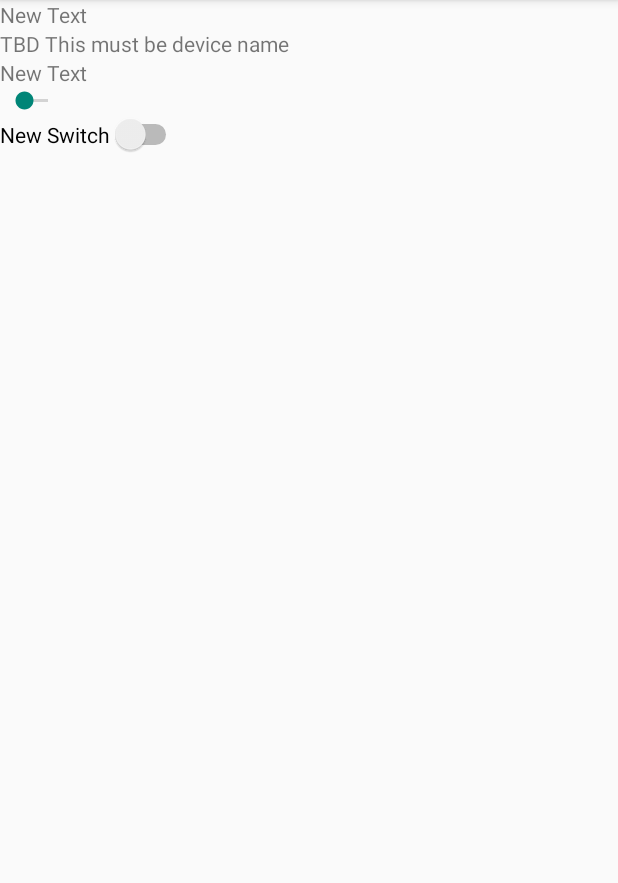
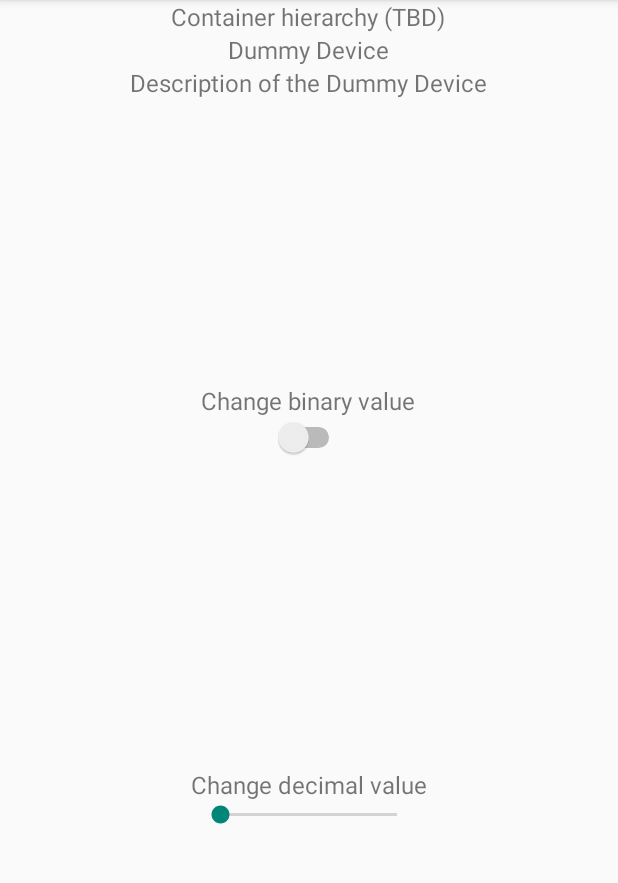
Before and after one commit to akeskimo/ohapclient, an Android app: the screen it shows after launch (DeviceActivity), on a phone screen of 412 x 824 dp, the part 84-967 px from its top. Run offline under Robolectric (Android 15) with nearby library versions, the phone set to English and light mode, and no system bars.

Commit message:
v1.0 - Initial Version
Summary:
Implemented MainActivity with initial layout, OHAP server with 1 dummy device, text/bar/switch widgets and implemented listener for changing the binary value in the dummy device

Status:
Doings1 (almost finished)

```diff
--- a/OHAPClient13/app/src/main/java/com/opimobi/ohap/CentralUnitConnection.java
+++ b/OHAPClient13/app/src/main/java/com/opimobi/ohap/CentralUnitConnection.java
@@ -1,10 +1,25 @@
 package com.opimobi.ohap;
 
 /**
- * Created by Aapo Keskimolo on 29.3.2016.
+ * Implementation of central unit connection in an OHAP application.
+ *
+ * The central unit (superclass) has an URL that is used when connecting to the OHAP server.
+ *
+ * All items will register themselves automatically to the central unit they belong to. The
+ * central unit provides {@link #getItemById(long)} method to retrieve an item from any
+ * level of the container hierarchy by specifying the identifier of the item.
+ *
+ * Change history:
+ * v1.0     Aapo Keskimolo      Initial version, implemented superclass abstract methods
+ *
+ * @see com.opimobi.ohap.CentralUnit
+ *
+ * @author Aapo Keskimolo &lt;aapokesk@gmail.com>
+ * @version 1.0
  */
 
 
+import android.util.Log;
 import java.net.URL;
 
 
@@ -14,22 +29,28 @@ public class CentralUnitConnection extends CentralUnit {
         super(newUrl);
     }
 
-
     @Override
     protected void listeningStateChanged(Container container, boolean listening) {
-        if (listening)
+
+        if (listening) {
             container.startListening();
-        else
+            System.out.println("OHAP Server is listening to connections.");
+        }
+        else {
             container.stopListening();
+            System.out.println("OHAP Server stopped listening to connections.");
+        }
     }
 
     @Override
     protected void changeBinaryValue(Device device, boolean value) {
         device.changeBinaryValue(value);
+        Log.i("DEBUG", "Binary value changed: " + value);
     }
 
     @Override
     protected void changeDecimalValue(Device device, double value) {
         device.changeDecimalValue(value);
+        Log.i("DEBUG", "Decimal value changed: " + value);
     }
 }
--- a/OHAPClient13/app/src/main/java/fi/oulu/tol/esde_2016_013/ohapclient13/DeviceActivity.java
+++ b/OHAPClient13/app/src/main/java/fi/oulu/tol/esde_2016_013/ohapclient13/DeviceActivity.java
@@ -1,41 +1,105 @@
 package fi.oulu.tol.esde_2016_013.ohapclient13;
+
+/**
+ * Device activity for an OHAP application.
+ *
+ * Change history:
+ * v1.0     Aapo Keskimolo      Initial version with layout, OHAP server, 1 dummy device, widgets and listeners
+ *
+ * @author Aapo Keskimolo &lt;aapokesk@gmail.com>
+ * @version 1.0
+ */
+
+import com.opimobi.ohap.*;
 
 import android.support.v7.app.ActionBarActivity;
 import android.os.Bundle;
 import android.view.Menu;
 import android.view.MenuItem;
-
-import com.opimobi.ohap.*;
-
-import java.net.MalformedURLException;
-import java.net.URL;
+import android.widget.CompoundButton;
 import android.widget.Switch;
 import android.widget.SeekBar;
 import android.widget.TextView;
 
+import java.net.MalformedURLException;
+import java.net.URL;
 
-public class DeviceActivity extends ActionBarActivity {
 
+public class DeviceActivity extends ActionBarActivity implements CompoundButton.OnCheckedChangeListener {
+
+    // Widgets
+    private TextView textViewContainerName = null;
+    private TextView textViewDeviceName = null;
+    private TextView textViewDeviceDesc = null;
+    private SeekBar seekBar = null;
+    private Switch switch1 = null;
+    private TextView textViewSwitchValue = null;
+
+    // OHAP applications
+    CentralUnit centralUnit = null;
+    Device dummyDevice = null;
 
     @Override
     protected void onCreate(Bundle savedInstanceState) {
 
+        // Loading XML layout
         super.onCreate(savedInstanceState);
         setContentView(R.layout.activity_device);
 
-        CentralUnit centralUnit = null;
+        // Instantiating widgets
+        // note: findViewById returns View object, which is a super class of Widget class. Therefore,
+        // all view objects need to be down-cast to target Widgets objects.
+        textViewContainerName = (TextView)(findViewById(R.id.textViewContainerName));
+        textViewDeviceName = (TextView)(findViewById(R.id.textViewDeviceName));
+        textViewDeviceDesc = (TextView)(findViewById(R.id.textViewDeviceDesc));
+
+        // Instantiating seekbar (for changing decimal value)
+        seekBar = (SeekBar)(findViewById(R.id.seekBar));
+        // TODO Implement listener for Seekbar and method for changing the decimal value on the text widget above. You may use the Switch -method as an example. Hint: Google "Seekbar listener"
+        // Registering new listener for the switch bar action
+        // ...
+        // Instatiating widget for displaying the current decimal value
+        // ...
+
+        // Instantiating switch object for changing binary value)
+        switch1 = (Switch)(findViewById(R.id.switch1));
+        // Registering new listener for the switch bar action
+        switch1.setOnCheckedChangeListener(this);
+        // Instatiating widget for displaying the current binary value
+        textViewSwitchValue = (TextView)(findViewById(R.id.textViewSwitch));
+
+        // Instantiating OHAP server
+//        CentralUnit centralUnit = null;
         try {
+            // Java enforces try-catch statement for MalformedURLException
             centralUnit = new CentralUnitConnection(new URL("http://ohap.opimobi.com:8080/"));
         } catch (MalformedURLException e) {
             e.printStackTrace();
         }
         centralUnit.setName("OHAP Test Server");
 
-        Device device = new Device(centralUnit, 1, Device.Type.ACTUATOR, Device.ValueType.BINARY);
-        device.setName("Dumbo Jumbo");
+        // Instantiating a dummy
+        // device with dummy values
+        dummyDevice = new Device(centralUnit, 1, Device.Type.ACTUATOR, Device.ValueType.BINARY);
+        dummyDevice.setName("Dummy Device");
+        dummyDevice.setDescription("Description of the Dummy Device");
+        dummyDevice.setBinaryValue(false);
 
+        // set values on the TextView objects
+        textViewDeviceName.setText(dummyDevice.getName());
+        textViewDeviceDesc.setText(dummyDevice.getDescription());
+        // TODO The top TextView should show the container hierarchy (not documented -> ask teacher)
+        textViewContainerName.setText("Container hierarchy (TBD)");
     }
 
+    @Override
+    public void onCheckedChanged(CompoundButton buttonView, boolean isChecked) {
+        // Implementation for the method that is called whenever the binary Switch value has changed
+        dummyDevice.setBinaryValue(isChecked);
+        textViewSwitchValue.setText(Boolean.toString(dummyDevice.getBinaryValue())); // display device value
+    }
+
+    // TODO Add SeekBar call method(s) here
 
     @Override
     public boolean onCreateOptionsMenu(Menu menu) {
@@ -51,11 +115,12 @@ public class DeviceActivity extends ActionBarActivity {
         // as you specify a parent activity in AndroidManifest.xml.
         int id = item.getItemId();
 
-//        //noinspection SimplifiableIfStatement
-//        if (id == R.id.action_settings) {
-//            return true;
-//        }
+        //noinspection SimplifiableIfStatement
+        if (id == R.id.action_settings) {
+            return true;
+        }
 
         return super.onOptionsItemSelected(item);
     }
+
 }
--- a/OHAPClient13/app/src/main/res/layout/activity_device.xml
+++ b/OHAPClient13/app/src/main/res/layout/activity_device.xml
@@ -5,34 +5,78 @@
     android:orientation="vertical"
     tools:context=".DeviceActivity">
 
+    <LinearLayout
+        android:orientation="vertical"
+        android:layout_width="match_parent"
+        android:layout_height="match_parent"
+        android:layout_weight="1">
+
         <TextView
             android:layout_width="wrap_content"
             android:layout_height="wrap_content"
-        android:text="New Text"
-        android:id="@+id/textView" />
+            android:text="@string/container_name"
+            android:id="@+id/textViewContainerName"
+            android:layout_gravity="center_horizontal"
+            android:textSize="@dimen/text_size" />
 
         <TextView
             android:layout_width="wrap_content"
             android:layout_height="wrap_content"
             android:text="@string/device_name"
-        android:id="@+id/textView2" />
+            android:id="@+id/textViewDeviceName"
+            android:layout_gravity="center_horizontal"
+            android:textSize="@dimen/text_size" />
 
         <TextView
             android:layout_width="wrap_content"
             android:layout_height="wrap_content"
-        android:text="New Text"
-        android:id="@+id/textView3" />
+            android:text="@string/device_desc"
+            android:id="@+id/textViewDeviceDesc"
+            android:layout_gravity="center_horizontal"
+            android:textSize="@dimen/text_size" />
+    </LinearLayout>
 
-    <SeekBar
+    <LinearLayout
+        android:orientation="vertical"
+        android:layout_width="match_parent"
+        android:layout_height="match_parent"
+        android:layout_weight="1">
+
+        <TextView
             android:layout_width="wrap_content"
             android:layout_height="wrap_content"
-        android:id="@+id/seekBar"
-        android:visibility="visible" />
+            android:text="@string/switch_text"
+            android:textSize="@dimen/text_size"
+            android:id="@+id/textViewSwitch"
+            android:layout_gravity="center_horizontal" />
 
         <Switch
             android:layout_width="wrap_content"
             android:layout_height="wrap_content"
-        android:text="New Switch"
             android:id="@+id/switch1"
-        android:visibility="visible" />
+            android:visibility="visible"
+            android:layout_gravity="center_horizontal" />
     </LinearLayout>
+
+    <LinearLayout
+        android:orientation="vertical"
+        android:layout_width="match_parent"
+        android:layout_height="match_parent"
+        android:layout_weight="1">
+
+        <TextView
+            android:layout_width="wrap_content"
+            android:layout_height="wrap_content"
+            android:text="@string/seekbar_text"
+            android:textSize="@dimen/text_size"
+            android:id="@+id/textViewSeekBar"
+            android:layout_gravity="center_horizontal" />
+
+        <SeekBar
+            android:layout_width="@dimen/seekbar_width"
+            android:layout_height="wrap_content"
+            android:id="@+id/seekBar"
+            android:visibility="visible"
+            android:layout_gravity="center_horizontal" />
+    </LinearLayout>
+</LinearLayout>
--- a/OHAPClient13/app/src/main/res/values/dimens.xml
+++ b/OHAPClient13/app/src/main/res/values/dimens.xml
@@ -1,5 +1,10 @@
 <resources>
+
     <!-- Default screen margins, per the Android Design guidelines. -->
     <dimen name="activity_horizontal_margin">16dp</dimen>
     <dimen name="activity_vertical_margin">16dp</dimen>
+
+    <!-- Common attributes -->
+    <dimen name="text_size">16sp</dimen>
+    <dimen name="seekbar_width">150sp</dimen>
 </resources>
--- a/OHAPClient13/app/src/main/res/values/strings.xml
+++ b/OHAPClient13/app/src/main/res/values/strings.xml
@@ -1,5 +1,14 @@
 <resources>
     <string name="app_name">OHAP Client 13</string>
+
+    <!-- Menu items -->
     <string name="action_settings">Settings</string>
-    <string name="device_name">TBD This must be device name</string>
+
+    <!-- Widgets -->
+    <string name="device_name">Device (init)</string>
+    <string name="device_desc">Description (init)</string>
+    <string name="container_name">Container hierarchy (init)</string>
+    <string name="switch_text">Change binary value</string>
+    <string name="seekbar_text">Change decimal value</string>
+
 </resources>
--- a/OHAPClient13/build.gradle
+++ b/OHAPClient13/build.gradle
@@ -5,7 +5,7 @@ buildscript {
         jcenter()
     }
     dependencies {
-        classpath 'com.android.tools.build:gradle:1.1.0'
+        classpath 'com.android.tools.build:gradle:1.5.0'
 
         // NOTE: Do not place your application dependencies here; they belong
         // in the individual module build.gradle files
```
Also changed, not shown: 2 other files. Lines whose indentation alone changed are shown as unchanged.
